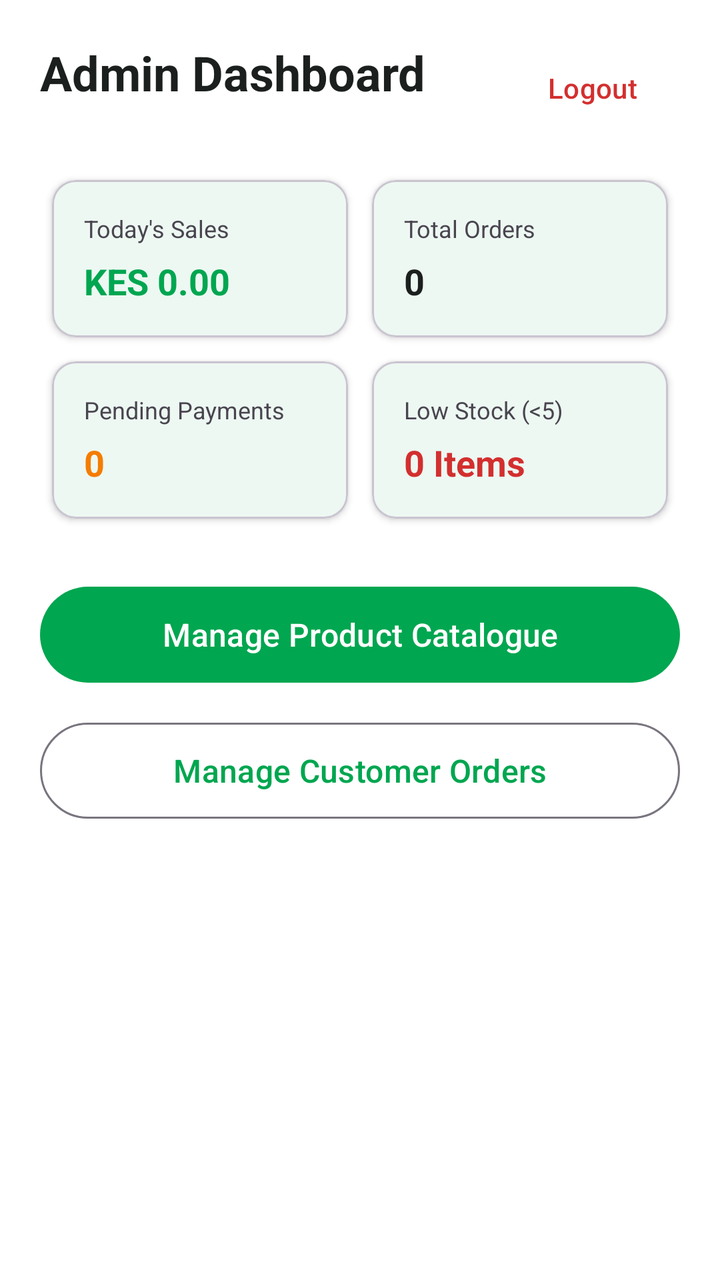
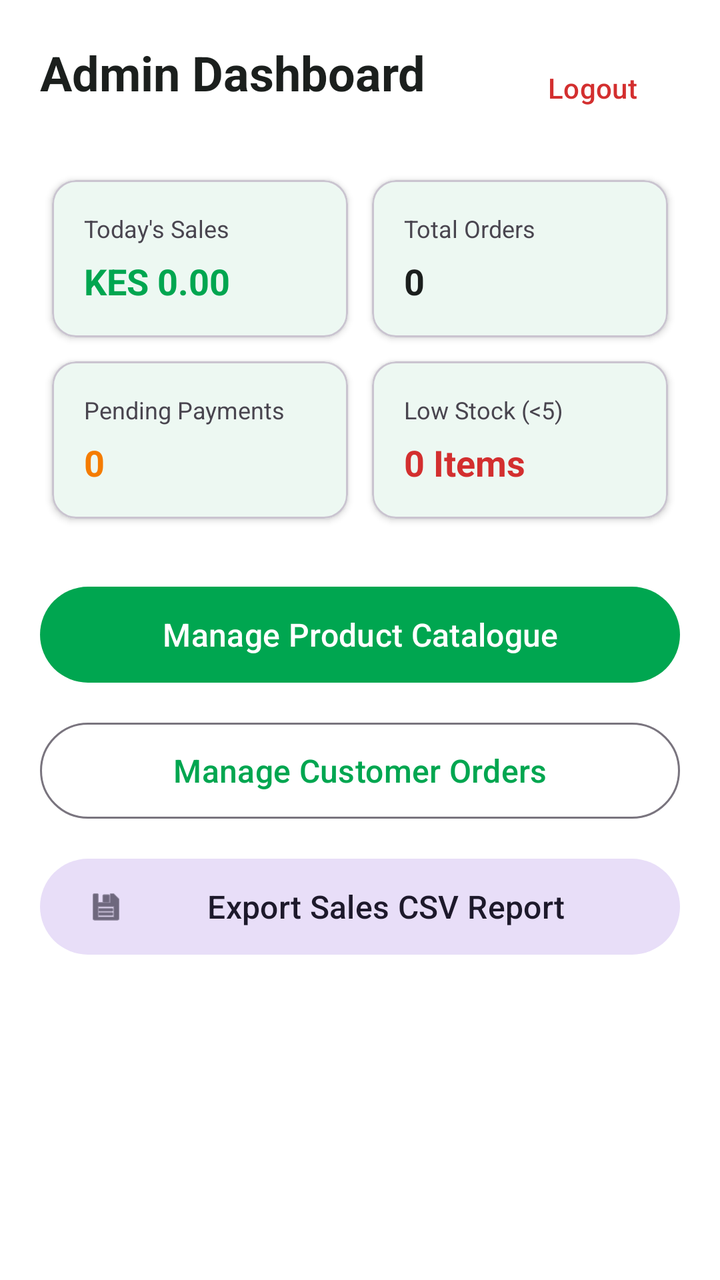

Screens rendered from an Android XML layout before and after an edit, with the pre-edit source and the edit as a unified diff.
<!-- AndroidManifest.xml: application theme Theme.ShopMpesa -->
<!-- res/layout/activity_admin_dashboard.xml -->
<?xml version="1.0" encoding="utf-8"?>
<ScrollView xmlns:android="http://schemas.android.com/apk/res/android"
    xmlns:app="http://schemas.android.com/apk/res-auto"
    android:layout_width="match_parent"
    android:layout_height="match_parent"
    android:background="?attr/colorSurface">

    <LinearLayout
        android:layout_width="match_parent"
        android:layout_height="wrap_content"
        android:orientation="vertical"
        android:padding="20dp">

        <RelativeLayout
            android:layout_width="match_parent"
            android:layout_height="wrap_content">

            <TextView
                android:layout_width="wrap_content"
                android:layout_height="wrap_content"
                android:text="Admin Dashboard"
                android:textColor="?attr/colorOnSurface"
                android:textSize="24sp"
                android:textStyle="bold" />

            <com.google.android.material.button.MaterialButton
                android:id="@+id/btnAdminLogout"
                style="@style/Widget.Material3.Button.TextButton"
                android:layout_width="wrap_content"
                android:layout_height="wrap_content"
                android:layout_alignParentEnd="true"
                android:text="Logout"
                android:textColor="@color/low_stock_red" />
        </RelativeLayout>

        
        <GridLayout
            android:layout_width="match_parent"
            android:layout_height="wrap_content"
            android:layout_marginTop="16dp"
            android:columnCount="2"
            android:rowCount="2">

            
            <com.google.android.material.card.MaterialCardView
                android:layout_width="0dp"
                android:layout_height="wrap_content"
                android:layout_columnWeight="1"
                android:layout_margin="6dp"
                app:cardCornerRadius="12dp"
                app:cardElevation="2dp">

                <LinearLayout
                    android:layout_width="match_parent"
                    android:layout_height="wrap_content"
                    android:orientation="vertical"
                    android:padding="16dp">

                    <TextView
                        android:layout_width="wrap_content"
                        android:layout_height="wrap_content"
                        android:text="Today's Sales"
                        android:textColor="?android:attr/textColorSecondary"
                        android:textSize="12sp" />

                    <TextView
                        android:id="@+id/tvAdminSales"
                        android:layout_width="wrap_content"
                        android:layout_height="wrap_content"
                        android:layout_marginTop="6dp"
                        android:text="KES 0.00"
                        android:textColor="?attr/colorPrimary"
                        android:textSize="18sp"
                        android:textStyle="bold" />
                </LinearLayout>
            </com.google.android.material.card.MaterialCardView>

            
            <com.google.android.material.card.MaterialCardView
                android:layout_width="0dp"
                android:layout_height="wrap_content"
                android:layout_columnWeight="1"
                android:layout_margin="6dp"
                app:cardCornerRadius="12dp"
                app:cardElevation="2dp">

                <LinearLayout
                    android:layout_width="match_parent"
                    android:layout_height="wrap_content"
                    android:orientation="vertical"
                    android:padding="16dp">

                    <TextView
                        android:layout_width="wrap_content"
                        android:layout_height="wrap_content"
                        android:text="Total Orders"
                        android:textColor="?android:attr/textColorSecondary"
                        android:textSize="12sp" />

                    <TextView
                        android:id="@+id/tvAdminTotalOrders"
                        android:layout_width="wrap_content"
                        android:layout_height="wrap_content"
                        android:layout_marginTop="6dp"
                        android:text="0"
                        android:textColor="?attr/colorOnSurface"
                        android:textSize="18sp"
                        android:textStyle="bold" />
                </LinearLayout>
            </com.google.android.material.card.MaterialCardView>

            
            <com.google.android.material.card.MaterialCardView
                android:layout_width="0dp"
                android:layout_height="wrap_content"
                android:layout_columnWeight="1"
                android:layout_margin="6dp"
                app:cardCornerRadius="12dp"
                app:cardElevation="2dp">

                <LinearLayout
                    android:layout_width="match_parent"
                    android:layout_height="wrap_content"
                    android:orientation="vertical"
                    android:padding="16dp">

                    <TextView
                        android:layout_width="wrap_content"
                        android:layout_height="wrap_content"
                        android:text="Pending Payments"
                        android:textColor="?android:attr/textColorSecondary"
                        android:textSize="12sp" />

                    <TextView
                        android:id="@+id/tvAdminPendingPayments"
                        android:layout_width="wrap_content"
                        android:layout_height="wrap_content"
                        android:layout_marginTop="6dp"
                        android:text="0"
                        android:textColor="@color/status_pending"
                        android:textSize="18sp"
                        android:textStyle="bold" />
                </LinearLayout>
            </com.google.android.material.card.MaterialCardView>

            
            <com.google.android.material.card.MaterialCardView
                android:layout_width="0dp"
                android:layout_height="wrap_content"
                android:layout_columnWeight="1"
                android:layout_margin="6dp"
                app:cardCornerRadius="12dp"
                app:cardElevation="2dp">

                <LinearLayout
                    android:layout_width="match_parent"
                    android:layout_height="wrap_content"
                    android:orientation="vertical"
                    android:padding="16dp">

                    <TextView
                        android:layout_width="wrap_content"
                        android:layout_height="wrap_content"
                        android:text="Low Stock (&lt;5)"
                        android:textColor="?android:attr/textColorSecondary"
                        android:textSize="12sp" />

                    <TextView
                        android:id="@+id/tvAdminLowStockCount"
                        android:layout_width="wrap_content"
                        android:layout_height="wrap_content"
                        android:layout_marginTop="6dp"
                        android:text="0 Items"
                        android:textColor="@color/low_stock_red"
                        android:textSize="18sp"
                        android:textStyle="bold" />
                </LinearLayout>
            </com.google.android.material.card.MaterialCardView>

        </GridLayout>

        
        <com.google.android.material.button.MaterialButton
            android:id="@+id/btnManageProducts"
            android:layout_width="match_parent"
            android:layout_height="56dp"
            android:layout_marginTop="24dp"
            android:text="Manage Product Catalogue"
            android:textSize="16sp" />

        <com.google.android.material.button.MaterialButton
            android:id="@+id/btnManageOrders"
            style="@style/Widget.Material3.Button.OutlinedButton"
            android:layout_width="match_parent"
            android:layout_height="56dp"
            android:layout_marginTop="12dp"
            android:text="Manage Customer Orders"
            android:textSize="16sp" />

    </LinearLayout>

</ScrollView>
<!-- resources referenced by this layout -->
<resources>
  <color name="low_stock_red">#D32F2F</color>
  <color name="status_pending">#F57C00</color>
  <style name="Theme.ShopMpesa" parent="Theme.Material3.DayNight.NoActionBar">
          <item name="colorPrimary">@color/brand_green</item>
          <item name="colorOnPrimary">@color/surface_light</item>
          <item name="android:colorBackground">@color/bg_light</item>
          <item name="colorSurface">@color/surface_light</item>
          <item name="colorOnSurface">@color/text_primary_light</item>
          <item name="colorOnSurfaceVariant">@color/text_secondary_light</item>
          <item name="colorError">@color/error_red</item>
          <item name="android:statusBarColor">@android:color/transparent</item>
      </style>
  <color name="brand_green">#00A650</color>
  <color name="surface_light">#FFFFFF</color>
  <color name="bg_light">#F5F7F6</color>
  <color name="text_primary_light">#1B1F1D</color>
  <color name="text_secondary_light">#5F6B66</color>
  <color name="error_red">#D32F2F</color>
</resources>

<!-- the commit's change to res/layout/activity_admin_dashboard.xml (unified diff, before → after) -->
@@ -197,6 +197,16 @@
             android:text="Manage Customer Orders"
             android:textSize="16sp" />
 
+        <com.google.android.material.button.MaterialButton
+            android:id="@+id/btnExportSalesReport"
+            style="@style/Widget.Material3.Button.TonalButton"
+            android:layout_width="match_parent"
+            android:layout_height="56dp"
+            android:layout_marginTop="12dp"
+            android:text="Export Sales CSV Report"
+            app:icon="@android:drawable/ic_menu_save"
+            android:textSize="16sp" />
+
     </LinearLayout>
 
 </ScrollView>
